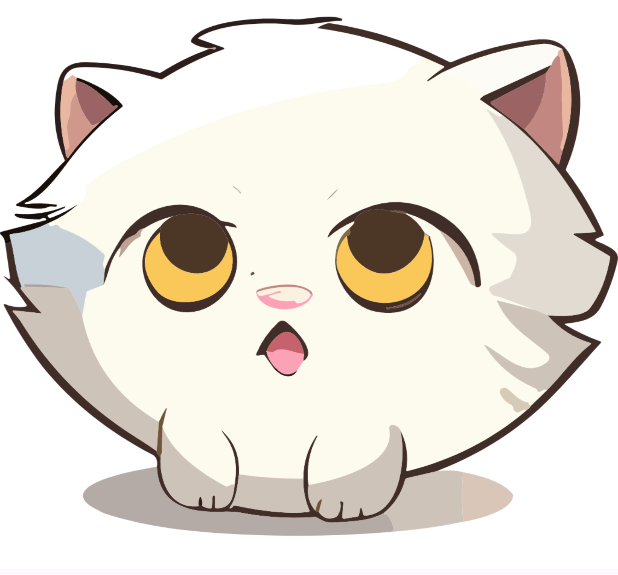
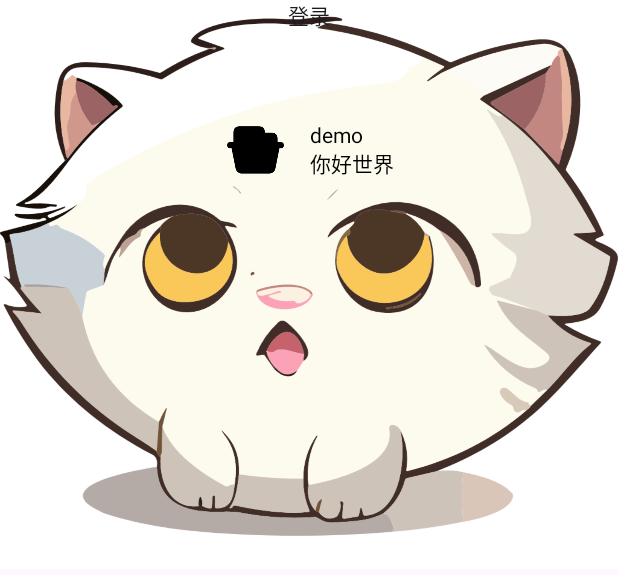
Before and after one commit to xilingit/composedemo, an Android app built with Jetpack Compose: the @Preview function LoginScreenPreView, on a phone screen of 412 x 824 dp. Shown: the top 575 px of the screen. Run offline under Robolectric (Android 15) with nearby library versions, the phone set to English and light mode, and no system bars.

Commit message:
no message

```diff
--- a/app/build.gradle.kts
+++ b/app/build.gradle.kts
@@ -47,7 +47,7 @@ android {
 }
 
 dependencies {
-
+    implementation("io.coil-kt:coil-compose:2.4.0")
     implementation("androidx.core:core-ktx:1.9.0")
     implementation("androidx.lifecycle:lifecycle-runtime-ktx:2.6.1")
     implementation("androidx.activity:activity-compose:1.7.0")
--- a/app/src/main/AndroidManifest.xml
+++ b/app/src/main/AndroidManifest.xml
@@ -2,6 +2,7 @@
 <manifest xmlns:android="http://schemas.android.com/apk/res/android"
     xmlns:tools="http://schemas.android.com/tools">
 
+    <uses-permission android:name="android.permission.INTERNET" />
     <application
         android:allowBackup="true"
         android:dataExtractionRules="@xml/data_extraction_rules"
--- a/app/src/main/java/com/example/demo/LoginScreen.kt
+++ b/app/src/main/java/com/example/demo/LoginScreen.kt
@@ -4,35 +4,77 @@ import androidx.compose.foundation.Image
 import androidx.compose.foundation.isSystemInDarkTheme
 import androidx.compose.foundation.layout.Box
 import androidx.compose.foundation.layout.Column
+import androidx.compose.foundation.layout.Row
+import androidx.compose.foundation.layout.Spacer
 import androidx.compose.foundation.layout.fillMaxHeight
 import androidx.compose.foundation.layout.fillMaxSize
 import androidx.compose.foundation.layout.fillMaxWidth
+import androidx.compose.foundation.layout.padding
+import androidx.compose.foundation.layout.size
+import androidx.compose.foundation.layout.width
+import androidx.compose.material3.Icon
 import androidx.compose.material3.Surface
+import androidx.compose.material3.Text
 import androidx.compose.runtime.Composable
 import androidx.compose.ui.Alignment
 import androidx.compose.ui.Modifier
 import androidx.compose.ui.graphics.Color
 import androidx.compose.ui.layout.ContentScale
 import androidx.compose.ui.res.painterResource
+import androidx.compose.ui.res.stringResource
 import androidx.compose.ui.tooling.preview.Preview
+import androidx.compose.ui.unit.dp
 
 @Composable
-fun LoginScreen() {
+fun LoginScreen(modifier: Modifier = Modifier) {
     Surface {
-        Column(modifier = Modifier.fillMaxSize()) {
+        Column(modifier = modifier.fillMaxSize()) {
+            topSection(modifier)
+            Spacer(modifier = modifier.padding(top = 50.dp))
+            Column(modifier = modifier.fillMaxSize().padding(horizontal = 30.dp)) {
+
+            }
+        }
+    }
+}
+
+@Composable
+private fun topSection(modifier: Modifier) {
     val uiColor = if (isSystemInDarkTheme()) Color.White else Color.Black
     Box(
         contentAlignment = Alignment.TopCenter
     ) {
         Image(
-                    modifier=Modifier.fillMaxWidth().fillMaxHeight(fraction = 0.46f),
+            modifier = modifier
+                .fillMaxWidth()
+                .fillMaxHeight(fraction = 0.46f),
             painter = painterResource(id = R.drawable.daidai),
             contentDescription = null,
             contentScale = ContentScale.FillBounds
         )
-
+        Row(
+            modifier = modifier.padding(top = 80.dp),
+            verticalAlignment = Alignment.CenterVertically
+        ) {
+            Icon(
+                modifier = modifier.size(42.dp),
+                painter = painterResource(id = R.drawable.cart_full),
+                contentDescription = null,
+                tint = uiColor
+            )
+            Spacer(modifier = modifier.width(15.dp))
+            Column {
+                Text(
+                    text = stringResource(id = R.string.app_name),
+                    color = uiColor
+                )
+                Text(
+                    text = stringResource(id = R.string.helloworld),
+                    color = uiColor
+                )
             }
         }
+        Text(text = "登录")
     }
 }
 
--- a/app/src/main/java/com/example/demo/ui/theme/Type.kt
+++ b/app/src/main/java/com/example/demo/ui/theme/Type.kt
@@ -5,7 +5,7 @@ import androidx.compose.ui.text.TextStyle
 import androidx.compose.ui.text.font.FontFamily
 import androidx.compose.ui.text.font.FontWeight
 import androidx.compose.ui.unit.sp
-val i = FontFamily()
+
 // Set of Material typography styles to start with
 val Typography = Typography(
         bodyLarge = TextStyle(
--- a/app/src/main/res/values/strings.xml
+++ b/app/src/main/res/values/strings.xml
@@ -1,3 +1,4 @@
 <resources>
     <string name="app_name">demo</string>
+    <string name="helloworld">你好世界</string>
 </resources>
--- a/build.gradle.kts
+++ b/build.gradle.kts
@@ -1,5 +1,5 @@
 // Top-level build file where you can add configuration options common to all sub-projects/modules.
 plugins {
-    id("com.android.application") version "8.1.1" apply false
+    id("com.android.application") version "8.1.2" apply false
     id("org.jetbrains.kotlin.android") version "1.8.10" apply false
 }
```
Also changed, not shown: app/src/main/java/com/example/demo/LoginTextField.kt (+21 -0 lines), app/src/main/java/com/example/demo/MainActivity.kt (+20 -1 lines). Lines whose indentation alone changed are shown as unchanged.
